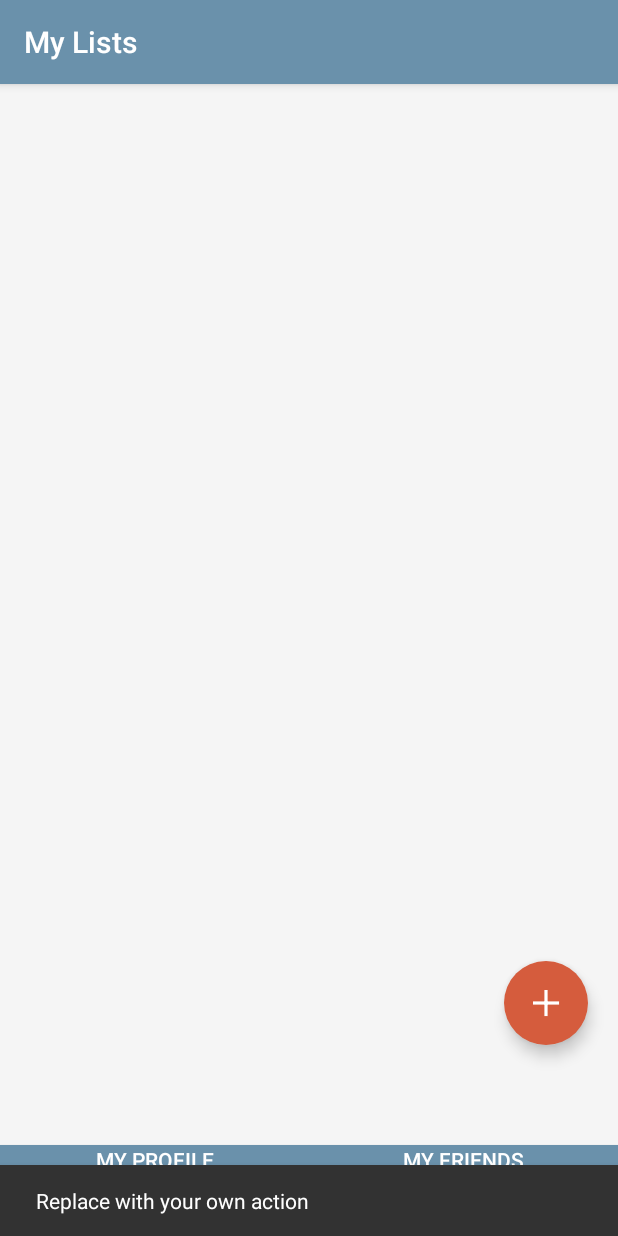
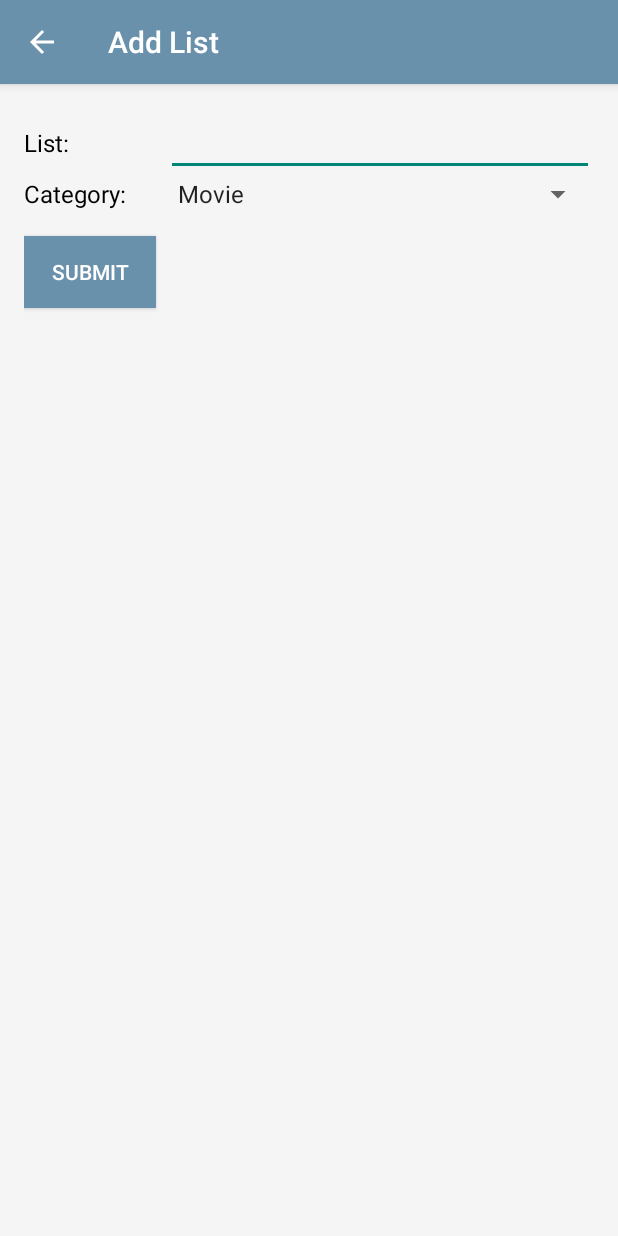
Before and after one commit to ethanln/CS456TBD, an Android app: the MainActivity screen opened directly, with no data from a screen before it, after a tap on an icon or button, on a phone screen of 412 x 824 dp. Run offline under Robolectric (Android 15) with nearby library versions, the phone set to English and light mode, and no system bars; libraries missing offline, so code that uses them is left out: com.firebase.client; 4 statements that could not run were skipped.

Commit message:
included add screen

```diff
--- a/AppPrototype/app/src/main/AndroidManifest.xml
+++ b/AppPrototype/app/src/main/AndroidManifest.xml
@@ -4,11 +4,15 @@
 
     <uses-sdk
         android:minSdkVersion="8"
-        android:targetSdkVersion="17"        />
+        android:targetSdkVersion="17" />
 
     <uses-permission android:name="android.permission.ACCESS_FINE_LOCATION" />
     <uses-permission android:name="android.permission.ACCESS_COARSE_LOCATION" />
     <uses-permission android:name="android.permission.INTERNET" />
+
+    <android:uses-permission android:name="android.permission.WRITE_EXTERNAL_STORAGE" />
+    <android:uses-permission android:name="android.permission.READ_PHONE_STATE" />
+    <android:uses-permission android:name="android.permission.READ_EXTERNAL_STORAGE" />
 
     <application
         android:allowBackup="true"
@@ -26,6 +30,10 @@
         <activity
             android:name=".MainActivity"
             android:label="@string/title_activity_main"
+            android:theme="@style/Theme.AppCompat.NoActionBar" />
+        <activity
+            android:name=".AddListActivity"
+            android:label="@string/title_activity_add_list"
             android:theme="@style/Theme.AppCompat.NoActionBar"></activity>
     </application>
 
--- /dev/null
+++ b/AppPrototype/app/src/main/java/com/tbd/appprototype/AddListActivity.java
@@ -0,0 +1,37 @@
+package com.tbd.appprototype;
+
+import android.os.Bundle;
+import android.support.design.widget.FloatingActionButton;
+import android.support.design.widget.Snackbar;
+import android.support.v7.app.AppCompatActivity;
+import android.support.v7.widget.Toolbar;
+import android.view.View;
+
+public class AddListActivity extends AppCompatActivity {
+
+    @Override
+    protected void onCreate(Bundle savedInstanceState) {
+        super.onCreate(savedInstanceState);
+        setContentView(R.layout.activity_add_list);
+        Toolbar toolbar = (Toolbar) findViewById(R.id.toolbar);
+        setSupportActionBar(toolbar);
+
+        getSupportActionBar().setDisplayHomeAsUpEnabled(true);
+        getSupportActionBar().setHomeButtonEnabled(true);
+        getSupportActionBar().setDisplayShowHomeEnabled(true);
+
+        toolbar.setNavigationOnClickListener(new View.OnClickListener() {
+            @Override
+            public void onClick(View v) {
+                onBackPressed();
+            }
+        });
+    }
+
+    public void onSubmit(View view){
+        // IMPLEMENT
+        // do firebase call to add new list
+        onBackPressed();
+    }
+
+}
--- a/AppPrototype/app/src/main/java/com/tbd/appprototype/MainActivity.java
+++ b/AppPrototype/app/src/main/java/com/tbd/appprototype/MainActivity.java
@@ -1,5 +1,6 @@
 package com.tbd.appprototype;
 
+import android.content.Intent;
 import android.content.res.ColorStateList;
 import android.graphics.Color;
 import android.os.Bundle;
@@ -20,6 +21,7 @@ import com.firebase.client.ChildEventListener;
 import com.firebase.client.DataSnapshot;
 import com.firebase.client.Firebase;
 import com.firebase.client.FirebaseError;
+import com.firebase.client.Query;
 
 import java.util.ArrayList;
 
@@ -45,8 +47,7 @@ public class MainActivity extends AppCompatActivity {
         fab.setOnClickListener(new View.OnClickListener() {
             @Override
             public void onClick(View view) {
-                Snackbar.make(view, "Replace with your own action", Snackbar.LENGTH_LONG)
-                        .setAction("Action", null).show();
+                startActivity(new Intent(MainActivity.this, AddListActivity.class));
             }
         });
 
@@ -92,6 +93,8 @@ public class MainActivity extends AppCompatActivity {
         Firebase.setAndroidContext(this);
         firebaseRef = new Firebase("https://luminous-torch-6850.firebaseio.com/chatty");
         firebaseRef.addChildEventListener(this.childEventListener);
+       // Query queryRef = firebaseRef.orderByChild("list");
+       // queryRef.addChildEventListener(this.childEventListener);
     }
 
     /**
--- /dev/null
+++ b/AppPrototype/app/src/main/res/layout/activity_add_list.xml
@@ -0,0 +1,28 @@
+<?xml version="1.0" encoding="utf-8"?>
+<android.support.design.widget.CoordinatorLayout xmlns:android="http://schemas.android.com/apk/res/android"
+    xmlns:app="http://schemas.android.com/apk/res-auto"
+    xmlns:tools="http://schemas.android.com/tools"
+    android:layout_width="match_parent"
+    android:layout_height="match_parent"
+    android:fitsSystemWindows="true"
+    android:background="@color/obscured_white"
+    tools:context="com.tbd.appprototype.AddListActivity">
+
+    <android.support.design.widget.AppBarLayout
+        android:layout_width="match_parent"
+        android:layout_height="wrap_content"
+        android:theme="@style/AppBarOverlay">
+
+        <android.support.v7.widget.Toolbar
+            android:id="@+id/toolbar"
+            android:layout_width="match_parent"
+            android:layout_height="?attr/actionBarSize"
+            android:background="@color/dark_blue"
+            app:popupTheme="@style/PopupOverlay" />
+
+    </android.support.design.widget.AppBarLayout>
+
+    <include layout="@layout/content_add_list" />
+
+
+</android.support.design.widget.CoordinatorLayout>
--- a/AppPrototype/app/src/main/res/layout/activity_main.xml
+++ b/AppPrototype/app/src/main/res/layout/activity_main.xml
@@ -35,6 +35,7 @@
         android:layout_marginBottom="80dp"
         app:backgroundTint="@color/dark_orange"
         android:src="@drawable/ic_add"
+        android:onClick="addList"
         app:fabSize="normal"
         app:borderWidth="0dp"/>
 
--- /dev/null
+++ b/AppPrototype/app/src/main/res/layout/content_add_list.xml
@@ -0,0 +1,92 @@
+<?xml version="1.0" encoding="utf-8"?>
+<FrameLayout xmlns:android="http://schemas.android.com/apk/res/android"
+    xmlns:app="http://schemas.android.com/apk/res-auto"
+    xmlns:tools="http://schemas.android.com/tools"
+    android:layout_width="match_parent"
+    android:layout_height="match_parent"
+    android:paddingBottom="@dimen/activity_vertical_margin"
+    android:paddingLeft="@dimen/activity_horizontal_margin"
+    android:paddingRight="@dimen/activity_horizontal_margin"
+    android:paddingTop="@dimen/activity_vertical_margin"
+    app:layout_behavior="@string/appbar_scrolling_view_behavior"
+    tools:context="com.tbd.appprototype.AddListActivity"
+    tools:showIn="@layout/activity_add_list">
+
+    <LinearLayout
+        android:layout_width="wrap_content"
+        android:layout_height="wrap_content"
+        android:orientation="vertical">
+
+
+        <LinearLayout
+            android:layout_width="fill_parent"
+            android:layout_height="wrap_content"
+            android:orientation="horizontal" >
+
+            <TextView
+                android:layout_width="0dp"
+                android:layout_height="wrap_content"
+                android:layout_weight="0.25"
+                android:textSize="16dp"
+                android:text="@string/title_label"
+                android:textColor="@color/black"/>
+
+            <EditText
+                android:id="@+id/txtTitle"
+                android:layout_width="0dp"
+                android:layout_height="wrap_content"
+                android:layout_weight="0.75"
+                android:ems="10"
+                android:textColor="@color/black"
+                app:theme="@style/Theme.AppCompat.Light"/>
+        </LinearLayout>
+
+        <LinearLayout
+            android:layout_width="fill_parent"
+            android:layout_height="wrap_content"
+            android:orientation="horizontal" >
+
+            <TextView
+                android:layout_width="0dp"
+                android:layout_height="wrap_content"
+                android:layout_weight="0.25"
+                android:textSize="16dp"
+                android:text="@string/category_label"
+                android:textColor="@color/black"/>
+
+            <Spinner
+                android:id="@+id/spinner1"
+                android:layout_width="0dp"
+                android:layout_height="wrap_content"
+                android:layout_weight="0.75"
+                android:ems="10"
+                android:entries="@array/category_arrays"
+                android:prompt="@string/category_prompt"
+                app:theme="@style/Theme.AppCompat.Light"/>
+        </LinearLayout>
+
+
+        <LinearLayout
+            android:layout_width="fill_parent"
+            android:layout_height="wrap_content"
+            android:orientation="horizontal" >
+
+            <Button
+                android:id="@+id/btnSubmit"
+                android:layout_width="wrap_content"
+                android:layout_height="wrap_content"
+                android:ems="5"
+                android:background="@color/dark_blue"
+                android:text="@string/submit_button"
+                android:layout_marginTop="16dp"
+                android:onClick="onSubmit"/>
+
+            <View
+                android:layout_width="0dp"
+                android:layout_height="wrap_content"
+                android:layout_weight="0.25" />
+
+        </LinearLayout>
+    </LinearLayout>
+
+</FrameLayout>
--- a/AppPrototype/app/src/main/res/layout/content_main.xml
+++ b/AppPrototype/app/src/main/res/layout/content_main.xml
@@ -18,4 +18,5 @@
         android:layout_height="wrap_content">
 
     </ListView>
+
 </RelativeLayout>
--- a/AppPrototype/app/src/main/res/values/colors.xml
+++ b/AppPrototype/app/src/main/res/values/colors.xml
@@ -13,6 +13,7 @@
     <color name="loginFacebookButton">#533DD5</color>
     <color name="loginGoogleButton">#D55C3D</color>
 
+    <color name="transparentBlackBckground">#33000000</color>
     <!-- Primary Colors -->
     <color name="obscured_white">#f5f5f5</color>
     <color name="light_blue">#c2d7df</color>
--- a/AppPrototype/app/src/main/res/values/strings.xml
+++ b/AppPrototype/app/src/main/res/values/strings.xml
@@ -13,6 +13,21 @@
 
     <!-- My Lists -->
     <string name="title_activity_main">My Lists</string>
+    <string name="title_activity_add_list">Add List</string>
 
+    <!--Form strings-->
+    <string name="submit_button">Submit</string>
+    <string name="title_label">List: </string>
+    <string name="category_label">Category: </string>
+
+    <string name="category_prompt">Choose a Category</string>
+
+    <string-array name="category_arrays">
+        <item>Movie</item>
+        <item>Board Game</item>
+        <item>Video Game</item>
+        <item>Music</item>
+        <item>Book</item>
+    </string-array>
 
 </resources>
--- a/AppPrototype/app/src/main/res/values/styles.xml
+++ b/AppPrototype/app/src/main/res/values/styles.xml
@@ -1,4 +1,4 @@
-<resources>
+<resources xmlns:tools="http://schemas.android.com/tools">
 
     <!-- Base application theme. -->
     <style name="AppTheme" parent="Theme.AppCompat.Light.DarkActionBar">
@@ -12,4 +12,8 @@
 
     <style name="PopupOverlay" parent="ThemeOverlay.AppCompat.Light" />
 
+    <style name="AppTheme.popupAddListTheme">
+        <item name="android:windowIsTranslucent">true</item>
+        <item name="android:windowCloseOnTouchOutside" tools:targetApi="honeycomb">true</item>
+    </style>
 </resources>
```
